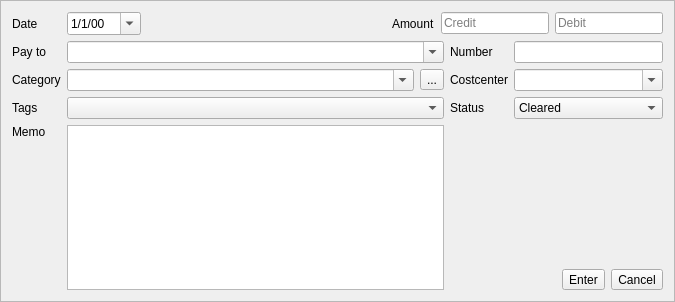
Old version of the form kmymoney/views/newtransactioneditor.ui in the repository KDE/kmymoney.
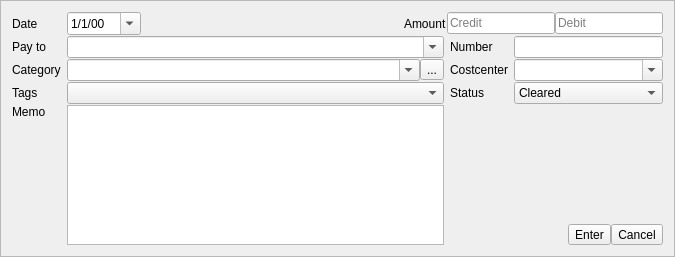
New version of the form. Custom widgets are drawn as their Qt base class.

Commit message: Reduced inter widget spacing

The edit to the form file:
```diff
--- a/kmymoney/views/newtransactioneditor.ui
+++ b/kmymoney/views/newtransactioneditor.ui
@@ -7,7 +7,7 @@
     <x>0</x>
     <y>0</y>
     <width>675</width>
-    <height>302</height>
+    <height>257</height>
    </rect>
   </property>
   <property name="frameShape">
@@ -17,6 +17,9 @@
    <enum>QFrame::Raised</enum>
   </property>
   <layout class="QGridLayout" name="gridLayout" columnstretch="0,3,2,0,2">
+   <property name="verticalSpacing">
+    <number>1</number>
+   </property>
    <item row="0" column="0">
     <widget class="QLabel" name="label_6">
      <property name="text">
```
